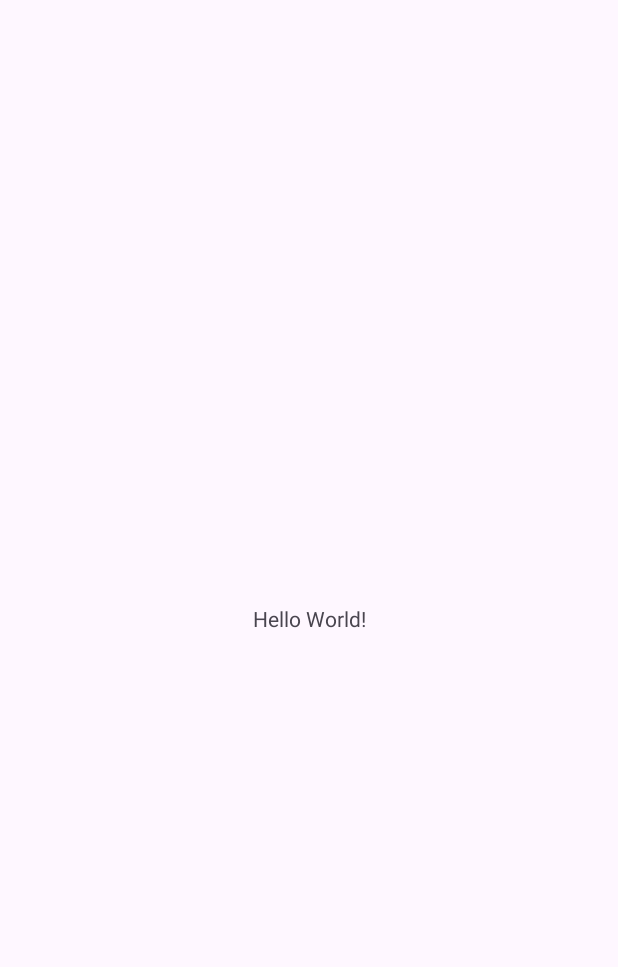
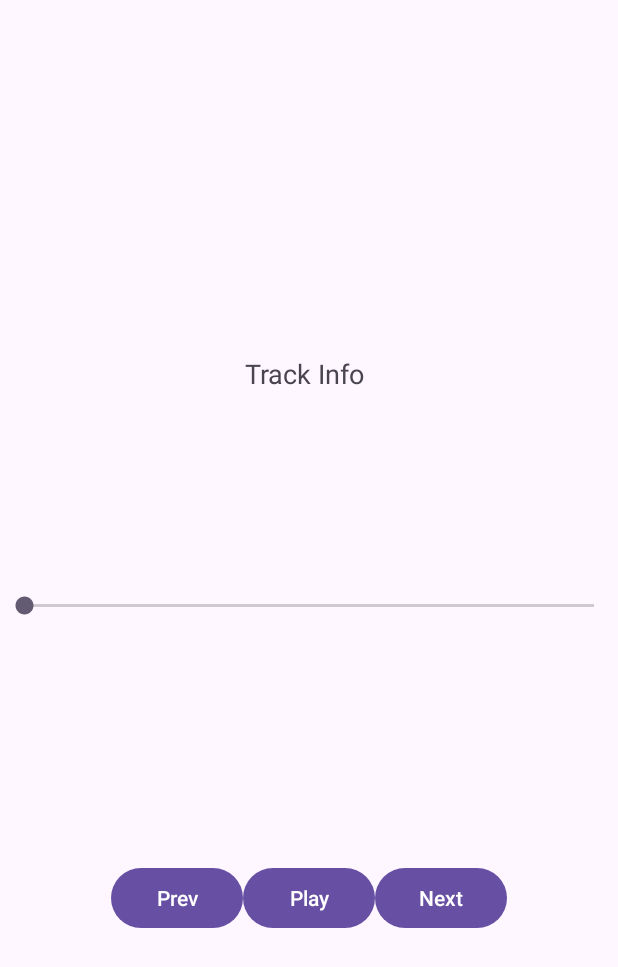
Before and after one commit to PranavPol-01/MusicPlayer, an Android app: the screen it shows after launch (MainActivity), on a phone screen of 412 x 824 dp. Before the commit the part shown is almost empty. Shown: the top 967 px of the screen. Run offline under Robolectric (Android 15) with nearby library versions, the phone set to English and light mode, and no system bars.

```diff
--- a/app/src/main/AndroidManifest.xml
+++ b/app/src/main/AndroidManifest.xml
@@ -1,6 +1,12 @@
 <?xml version="1.0" encoding="utf-8"?>
 <manifest xmlns:android="http://schemas.android.com/apk/res/android"
     xmlns:tools="http://schemas.android.com/tools">
+
+    <uses-permission android:name="android.permission.READ_MEDIA_IMAGES"/>
+    <uses-permission android:name="android.permission.READ_MEDIA_VIDEO"/>
+    <uses-permission android:name="android.permission.READ_MEDIA_AUDIO"/>
+    <uses-permission android:name="android.permission.INTERNET"/>
+
 
     <application
         android:allowBackup="true"
--- a/app/src/main/res/layout/activity_main.xml
+++ b/app/src/main/res/layout/activity_main.xml
@@ -1,18 +1,64 @@
-<?xml version="1.0" encoding="utf-8"?>
-<androidx.constraintlayout.widget.ConstraintLayout xmlns:android="http://schemas.android.com/apk/res/android"
-    xmlns:app="http://schemas.android.com/apk/res-auto"
+<RelativeLayout xmlns:android="http://schemas.android.com/apk/res/android"
     xmlns:tools="http://schemas.android.com/tools"
     android:layout_width="match_parent"
     android:layout_height="match_parent"
     tools:context=".MainActivity">
 
+    <!-- Track Info -->
+
+    <!-- SeekBar -->
+
+    <!-- Player Controls -->
+
     <TextView
+        android:id="@+id/tv_track_info"
         android:layout_width="wrap_content"
         android:layout_height="wrap_content"
-        android:text="Hello World!"
-        app:layout_constraintBottom_toBottomOf="parent"
-        app:layout_constraintEnd_toEndOf="parent"
-        app:layout_constraintStart_toStartOf="parent"
-        app:layout_constraintTop_toTopOf="parent" />
+        android:layout_above="@+id/seekBar"
+        android:layout_alignParentStart="true"
+        android:layout_alignParentEnd="true"
+        android:layout_marginStart="163dp"
+        android:layout_marginTop="50dp"
+        android:layout_marginEnd="168dp"
+        android:layout_marginBottom="117dp"
+        android:text="Track Info"
+        android:textSize="18sp" />
 
-</androidx.constraintlayout.widget.ConstraintLayout>
+    <SeekBar
+        android:id="@+id/seekBar"
+        android:layout_width="match_parent"
+        android:layout_height="wrap_content"
+        android:layout_above="@+id/player_controls"
+        android:layout_marginBottom="146dp"
+        android:padding="16dp" />
+
+    <LinearLayout
+        android:id="@+id/player_controls"
+        android:layout_width="match_parent"
+        android:layout_height="wrap_content"
+        android:layout_alignParentBottom="true"
+        android:layout_marginBottom="201dp"
+        android:gravity="center"
+        android:orientation="horizontal">
+
+        <Button
+            android:id="@+id/btn_previous"
+            android:layout_width="wrap_content"
+            android:layout_height="wrap_content"
+            android:text="Prev" />
+
+        <Button
+            android:id="@+id/btn_play_pause"
+            android:layout_width="wrap_content"
+            android:layout_height="wrap_content"
+            android:text="Play" />
+
+        <Button
+            android:id="@+id/btn_next"
+            android:layout_width="wrap_content"
+            android:layout_height="wrap_content"
+            android:text="Next" />
+
+    </LinearLayout>
+
+</RelativeLayout>
```
Also changed, not shown: app/src/main/java/com/example/musicplayer/MainActivity.java (+144 -2 lines), 2 other files.
